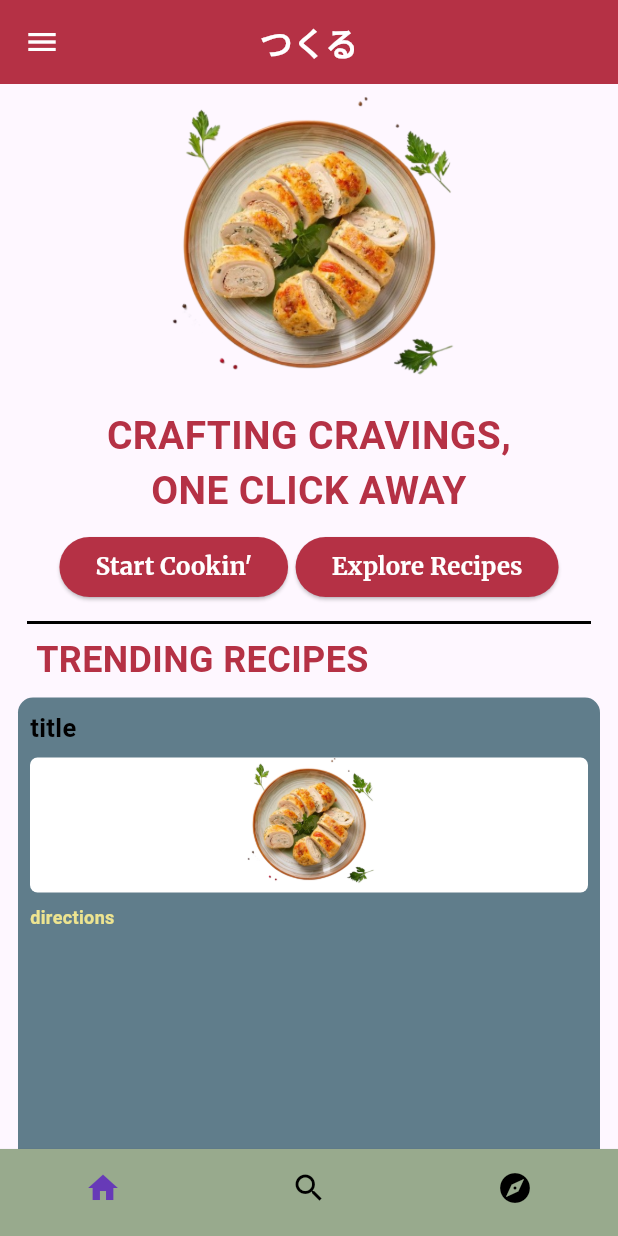
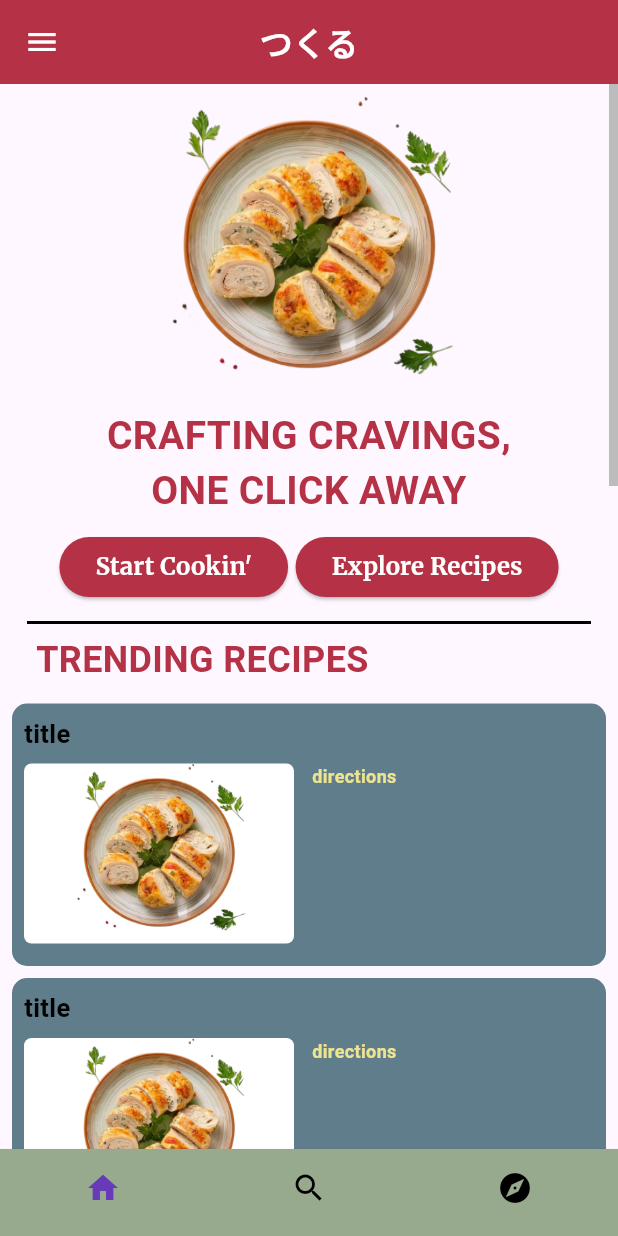
Before and after one commit to shashwat0224/Tsukuru-Mobile-App, a Flutter app: the screen it shows after launch, on a phone screen of 412 x 824 dp. Run offline on Flutter 3.47's test engine with Material 3 defaults, Android fonts, the phone set to English and light mode, and no system bars; our stand-ins replace hive, hive_flutter, internet_connection_checker_plus, pinput; accounts and stored records are empty; network calls fail; Roboto replaces fonts that are missing (Alata, AmaticSC); project files that could hold a hidden picture were left out.

Commit message:
added scrollbars, switched to listview from gridview and fetchlimitedrecipe function.

```diff
--- a/lib/screens/homescreen.dart
+++ b/lib/screens/homescreen.dart
@@ -12,11 +12,19 @@ class HomeScreen extends StatefulWidget {
 }
 
 class _HomeScreenState extends State<HomeScreen> {
+  final ScrollController _scrollController = ScrollController();
+
   @override
   Widget build(BuildContext context) {
     return Scaffold(
       body: SafeArea(
+        child: Scrollbar(
+          controller: _scrollController,
+          thumbVisibility: true,
+          interactive: true,
+          thickness: 6,
           child: SingleChildScrollView(
+            controller: _scrollController,
             child: Column(
               children: [
                 SizedBox(height: 8),
@@ -83,8 +91,16 @@ class _HomeScreenState extends State<HomeScreen> {
                     ),
                   ],
                 ),
-              RecipesGridview(count: 8,title: 'title',directions: 'directions', id: 1, ingredients: [], image: '',),
+                RecipesGridview(
+                  count: 8,
+                  title: 'title',
+                  directions: 'directions',
+                  id: 1,
+                  ingredients: [],
+                  image: '',
+                ),
               ],
+            ),
           ),
         ),
       ),
--- a/lib/widgets/recipes_gridview.dart
+++ b/lib/widgets/recipes_gridview.dart
@@ -24,14 +24,9 @@ class RecipesGridview extends StatelessWidget {
   Widget build(BuildContext context) {
     return Padding(
       padding: const EdgeInsets.all(8.0),
-      child: GridView.builder(
+      child: ListView.builder(
         shrinkWrap: true,
         physics: NeverScrollableScrollPhysics(),
-        gridDelegate: SliverGridDelegateWithFixedCrossAxisCount(
-          crossAxisCount: 1,
-          crossAxisSpacing: 8.0,
-          mainAxisSpacing: 8.0,
-        ),
         itemCount: count,
         itemBuilder: (context, index) {
           return InkWell(
@@ -53,9 +48,9 @@ class RecipesGridview extends StatelessWidget {
             //   print('double tapped');
             // },
             child: Padding(
-              padding: const EdgeInsets.symmetric(horizontal: 4.0),
+              padding: const EdgeInsets.symmetric(vertical: 4.0),
               child: Container(
-                height: 210,
+                height: 175,
                 padding: EdgeInsets.all(8.0),
                 decoration: BoxDecoration(
                   borderRadius: BorderRadius.circular(10),
@@ -76,16 +71,20 @@ class RecipesGridview extends StatelessWidget {
                       maxLines: 1,
                     ),
                     SizedBox(height: 8),
+                    Row(
+                      spacing: 12,
+                      mainAxisAlignment: MainAxisAlignment.center,
+                      crossAxisAlignment: CrossAxisAlignment.start,
+                      children: [
                         Container(
-                      height: 90,
-                      width: double.infinity,
+                          height: 120,
+                          width: 180,
                           decoration: BoxDecoration(
                             borderRadius: BorderRadius.circular(5),
                             color: Colors.white,
                           ),
                           child: UiHelper.customImage(img: 'hero-img.png'),
                         ),
-                    SizedBox(height: 8),
                         Expanded(
                           child: Text(
                             directions,
@@ -101,6 +100,8 @@ class RecipesGridview extends StatelessWidget {
                         ),
                       ],
                     ),
+                  ],
+                ),
               ),
             ),
           );
```
Also changed, not shown: lib/api/api_func.dart (+49 -3 lines), lib/screens/recipescreen.dart (+11 -1 lines), lib/screens/searchscreen.dart (+14 -14 lines). Lines whose indentation alone changed are shown as unchanged.
